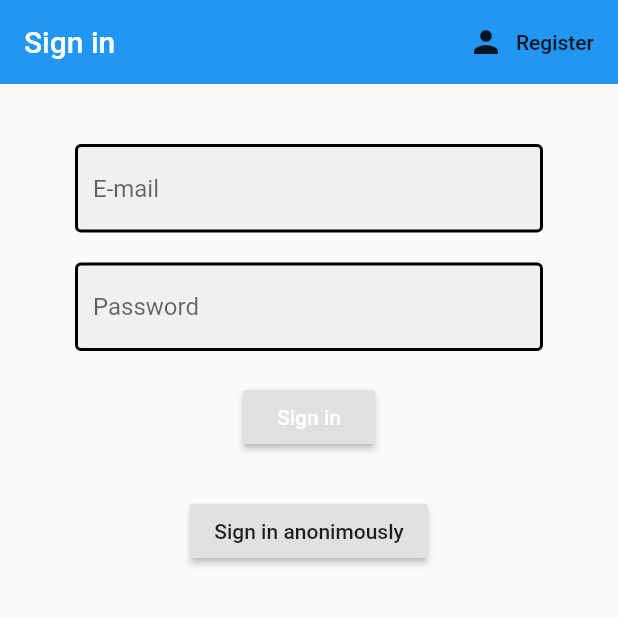
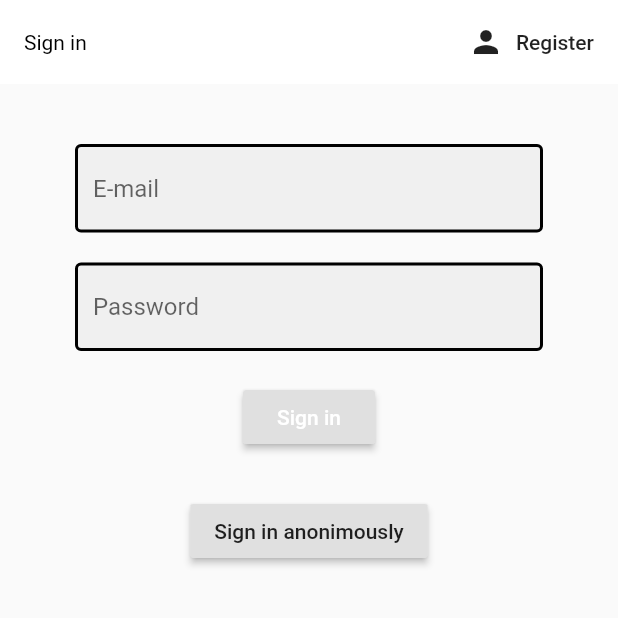
Before and after one commit to vasu23gupta/msengage, a Flutter app: the screen it shows after launch, on a phone screen of 412 x 824 dp, the top half of it. Run offline on Flutter 3.47's test engine with Material 2 defaults, Android fonts, the light colour scheme and no system bars; our stand-ins replace file_picker, firebase_auth, firebase_core, firebase_storage, socket_io_client; missing offline and left inert: jitsi_meet; accounts and stored records are empty.

Commit message:
improved ui of chat, added colors

```diff
--- a/teams_clone/lib/main.dart
+++ b/teams_clone/lib/main.dart
@@ -4,6 +4,7 @@ import 'package:provider/provider.dart';
 import 'package:firebase_core/firebase_core.dart';
 import 'package:teams_clone/screens/wrapper.dart';
 import 'package:teams_clone/services/auth.dart';
+import 'package:teams_clone/shared/constants.dart';
 
 Future<void> main() async {
   WidgetsFlutterBinding.ensureInitialized();
@@ -21,8 +22,7 @@ class MyApp extends StatelessWidget {
         title: 'LocalPedia',
         debugShowCheckedModeBanner: false,
         themeMode: ThemeMode.system,
-        theme: ThemeData.light(),
-        darkTheme: ThemeData.dark(),
+        theme: themeData,
         home: Wrapper(),
       ),
     );
--- a/teams_clone/lib/screens/home/home.dart
+++ b/teams_clone/lib/screens/home/home.dart
@@ -60,7 +60,7 @@ class _HomeState extends State<Home> {
       ),
       bottomNavigationBar: BottomNavigationBar(
         currentIndex: _currentIndex,
-        selectedItemColor: Colors.blueAccent,
+        //selectedItemColor: Colors.blueAccent,
         unselectedItemColor: Colors.grey,
         onTap: _onPageChanged,
         type: BottomNavigationBarType.fixed,
--- a/teams_clone/lib/shared/constants.dart
+++ b/teams_clone/lib/shared/constants.dart
@@ -17,3 +17,16 @@ const textInputDecoration = InputDecoration(
     ),
   ),
 );
+
+const PURPLE_COLOR = Color(0xff505AC9);
+
+ThemeData themeData = ThemeData(
+  appBarTheme: AppBarTheme(
+      actionsIconTheme: IconThemeData(color: Colors.black),
+      backgroundColor: Colors.white,
+      titleTextStyle: TextStyle(color: Colors.black)),
+  floatingActionButtonTheme:
+      FloatingActionButtonThemeData(backgroundColor: PURPLE_COLOR),
+  bottomNavigationBarTheme:
+      BottomNavigationBarThemeData(selectedItemColor: PURPLE_COLOR),
+);
```
Also changed, not shown: teams_clone/lib/screens/chat/chat.dart (+46 -11 lines), teams_clone/lib/screens/chat/chat_details.dart (added, +21 -0 lines).
